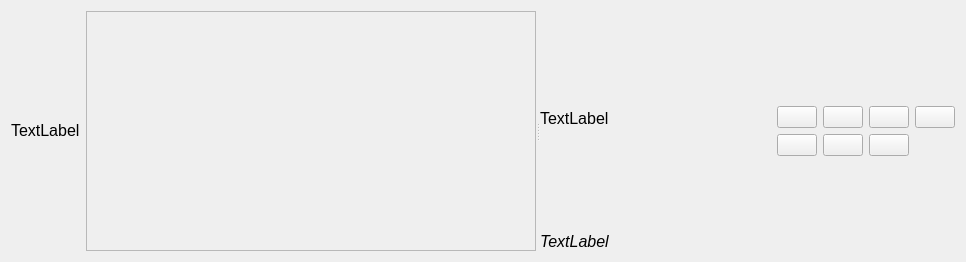
Old version of the form record_preview_db.ui in the repository cool-palace/Screenshot-Manager.
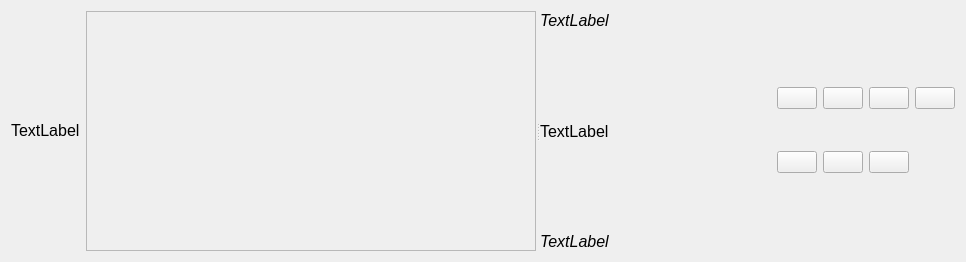
New version of the form. Icons and pictures are not drawn.

Commit message: Изменения в RecordPreviewDB

```diff
--- a/record_preview_db.ui
+++ b/record_preview_db.ui
@@ -81,6 +81,9 @@
        <property name="orientation">
         <enum>Qt::Vertical</enum>
        </property>
+       <property name="sizeType">
+        <enum>QSizePolicy::Minimum</enum>
+       </property>
        <property name="sizeHint" stdset="0">
         <size>
          <width>20</width>
@@ -153,6 +156,9 @@
        <property name="orientation">
         <enum>Qt::Vertical</enum>
        </property>
+       <property name="sizeType">
+        <enum>QSizePolicy::Minimum</enum>
+       </property>
        <property name="sizeHint" stdset="0">
         <size>
          <width>20</width>
@@ -243,6 +249,19 @@
      </widget>
      <widget class="QWidget" name="verticalLayoutWidget">
       <layout class="QVBoxLayout" name="vlText">
+       <item>
+        <widget class="QLabel" name="lblTitle">
+         <property name="font">
+          <font>
+           <pointsize>12</pointsize>
+           <italic>true</italic>
+          </font>
+         </property>
+         <property name="text">
+          <string>TextLabel</string>
+         </property>
+        </widget>
+       </item>
        <item>
         <widget class="QLabel" name="lblText">
          <property name="sizePolicy">
```
Left out of the diff: 2 changed lines with no effect on the pictures. The commit also changes 2 other files.
